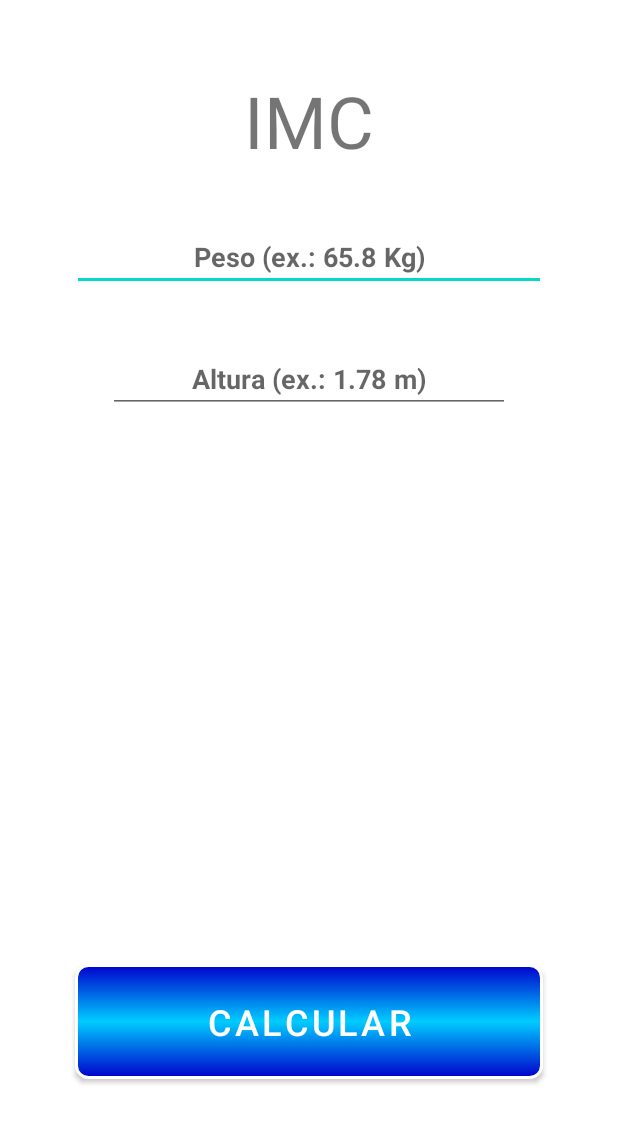
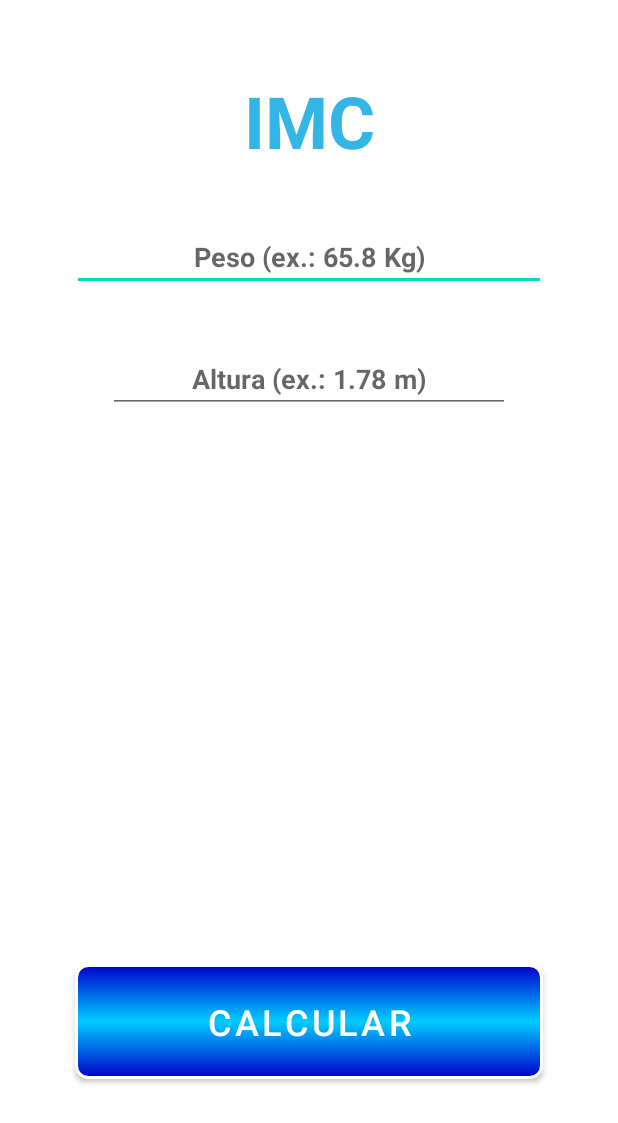
Before and after one commit to MarceloCLopes/IMC_App, an Android app: the layout main_constraint.xml on its own in the app's theme, with its tools: preview values and no code run, on a phone screen of 412 x 824 dp. Shown: the top 1123 px of the screen. Run offline under Robolectric (Android 15) with nearby library versions, the phone set to English and light mode, and no system bars.

```diff
--- a/app/src/main/res/values/styles.xml
+++ b/app/src/main/res/values/styles.xml
@@ -1,8 +1,14 @@
 <?xml version="1.0" encoding="utf-8"?>
 <resources>
 
+    <style name="title_purple">
+        <item name="android:textSize">30sp</item>
+        <item name="android:textColor">@android:color/holo_blue_light</item>
+        <item name="android:textStyle">bold</item>
+        <item name="android:textAllCaps">true</item>
+    </style>
+
     <style name="input_style">
-        <item name="android:layout_marginHorizontal">100dp</item>
         <item name="android:layout_marginTop">36dp</item>
         <item name="android:textColor">@android:color/holo_green_dark</item>
         <item name="android:inputType">numberDecimal</item>
```
